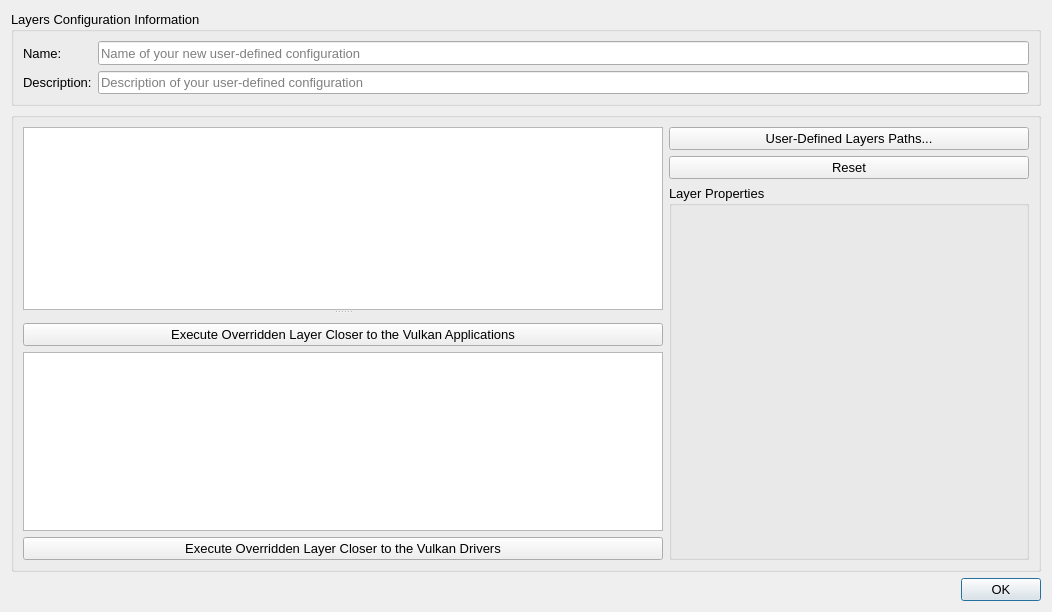
This is vkconfig/dialog_layers.ui in LunarG/VulkanTools as Qt 5 draws it before an edit. The edited form follows.
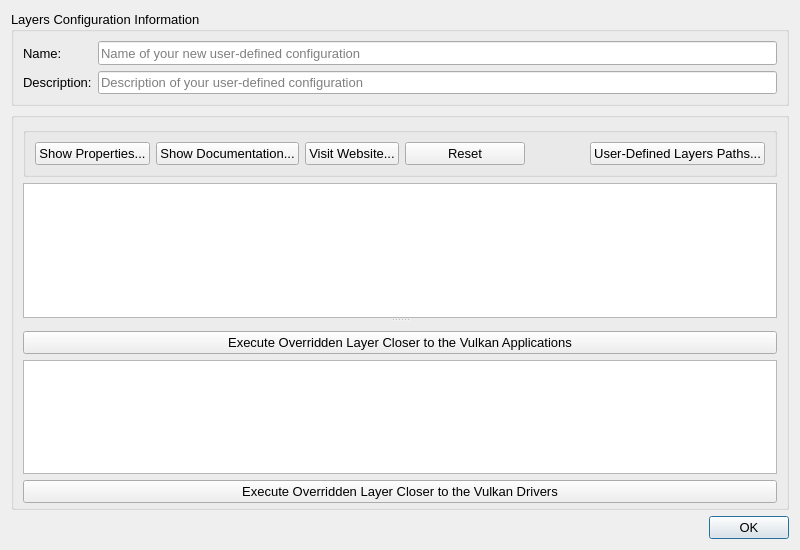
This is the edited form.

Commit message: vkconfig: Refactor the layer window to see more doc #1519

```diff
--- a/vkconfig/dialog_layers.ui
+++ b/vkconfig/dialog_layers.ui
@@ -6,14 +6,14 @@
    <rect>
     <x>0</x>
     <y>0</y>
-    <width>1052</width>
-    <height>612</height>
+    <width>800</width>
+    <height>550</height>
    </rect>
   </property>
   <property name="minimumSize">
    <size>
     <width>800</width>
-    <height>600</height>
+    <height>550</height>
    </size>
   </property>
   <property name="maximumSize">
@@ -148,7 +148,73 @@
       <string/>
      </property>
      <layout class="QGridLayout" name="gridLayout">
-      <item row="0" column="0" rowspan="3">
+      <item row="1" column="0">
+       <widget class="QGroupBox" name="gridGroupBox">
+        <layout class="QGridLayout" name="gridLayout_3">
+         <item row="0" column="3">
+          <widget class="QPushButton" name="button_reset">
+           <property name="minimumSize">
+            <size>
+             <width>120</width>
+             <height>0</height>
+            </size>
+           </property>
+           <property name="maximumSize">
+            <size>
+             <width>1000</width>
+             <height>16777215</height>
+            </size>
+           </property>
+           <property name="text">
+            <string>Reset</string>
+           </property>
+          </widget>
+         </item>
+         <item row="0" column="4">
+          <spacer name="horizontalSpacer">
+           <property name="orientation">
+            <enum>Qt::Horizontal</enum>
+           </property>
+           <property name="sizeHint" stdset="0">
+            <size>
+             <width>40</width>
+             <height>20</height>
+            </size>
+           </property>
+          </spacer>
+         </item>
+         <item row="0" column="5">
+          <widget class="QPushButton" name="button_paths">
+           <property name="text">
+            <string>User-Defined Layers Paths...</string>
+           </property>
+          </widget>
+         </item>
+         <item row="0" column="0">
+          <widget class="QPushButton" name="button_properties">
+           <property name="text">
+            <string>Show Properties...</string>
+           </property>
+          </widget>
+         </item>
+         <item row="0" column="2">
+          <widget class="QPushButton" name="button_website">
+           <property name="text">
+            <string>Visit Website...</string>
+           </property>
+          </widget>
+         </item>
+         <item row="0" column="1">
+          <widget class="QPushButton" name="button_doc">
+           <property name="text">
+            <string>Show Documentation...</string>
+           </property>
+          </widget>
+         </item>
+        </layout>
+       </widget>
+      </item>
+      <item row="2" column="0">
        <widget class="QSplitter" name="splitter">
         <property name="sizePolicy">
          <sizepolicy hsizetype="Preferred" vsizetype="Expanding">
@@ -291,89 +357,6 @@
         </widget>
        </widget>
       </item>
-      <item row="0" column="1">
-       <widget class="QPushButton" name="pushButtonCustomLayers">
-        <property name="text">
-         <string>User-Defined Layers Paths...</string>
-        </property>
-       </widget>
-      </item>
-      <item row="1" column="1">
-       <widget class="QPushButton" name="pushButtonResetLayers">
-        <property name="minimumSize">
-         <size>
-          <width>120</width>
-          <height>0</height>
-         </size>
-        </property>
-        <property name="maximumSize">
-         <size>
-          <width>1000</width>
-          <height>16777215</height>
-         </size>
-        </property>
-        <property name="text">
-         <string>Reset</string>
-        </property>
-       </widget>
-      </item>
-      <item row="2" column="1">
-       <widget class="QGroupBox" name="groupBox_5">
-        <property name="minimumSize">
-         <size>
-          <width>360</width>
-          <height>0</height>
-         </size>
-        </property>
-        <property name="maximumSize">
-         <size>
-          <width>175</width>
-          <height>16777215</height>
-         </size>
-        </property>
-        <property name="sizeIncrement">
-         <size>
-          <width>2</width>
-          <height>0</height>
-         </size>
-        </property>
-        <property name="title">
-         <string>Layer Properties</string>
-        </property>
-        <layout class="QHBoxLayout" name="horizontalLayout_3">
-         <item>
-          <widget class="QLabel" name="labelLayerDetails">
-           <property name="enabled">
-            <bool>true</bool>
-           </property>
-           <property name="font">
-            <font>
-             <family>Arial</family>
-             <pointsize>10</pointsize>
-             <stylestrategy>PreferAntialias</stylestrategy>
-             <kerning>true</kerning>
-            </font>
-           </property>
-           <property name="text">
-            <string/>
-           </property>
-           <property name="scaledContents">
-            <bool>false</bool>
-           </property>
-           <property name="alignment">
-            <set>Qt::AlignLeading|Qt::AlignLeft|Qt::AlignTop</set>
-           </property>
-           <property name="wordWrap">
-            <bool>true</bool>
-           </property>
-           <property name="margin">
-            <number>2</number>
-           </property>
-          </widget>
-         </item>
-        </layout>
-       </widget>
-      </item>
      </layout>
     </widget>
    </item>
```
The commit also changes 15 other files.
